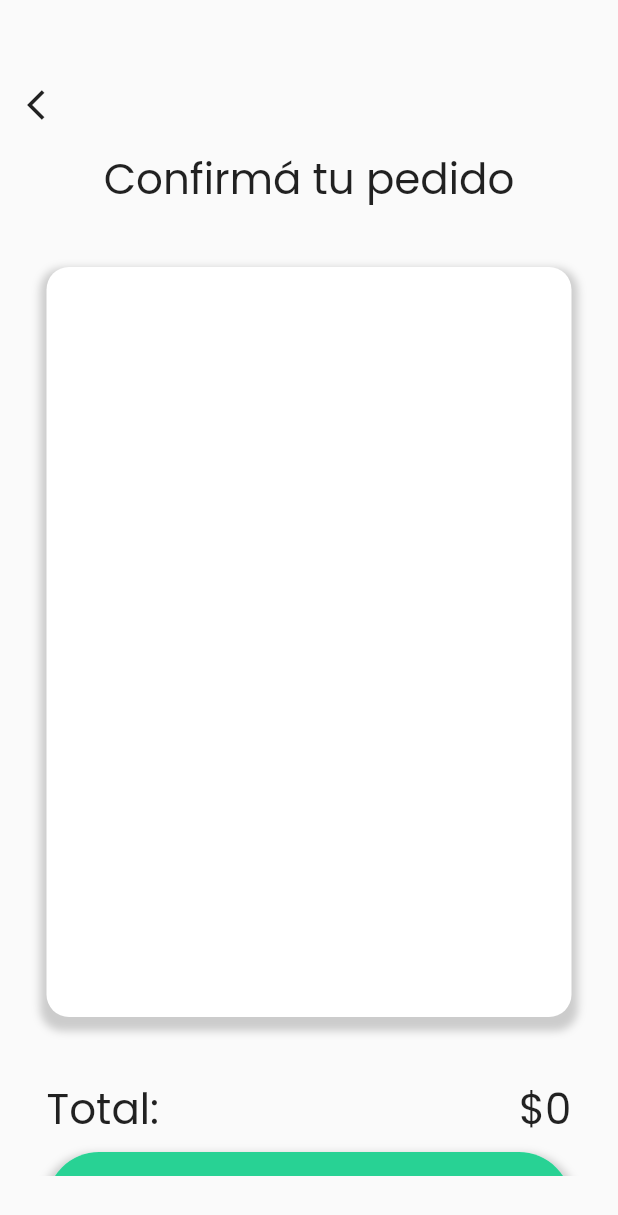
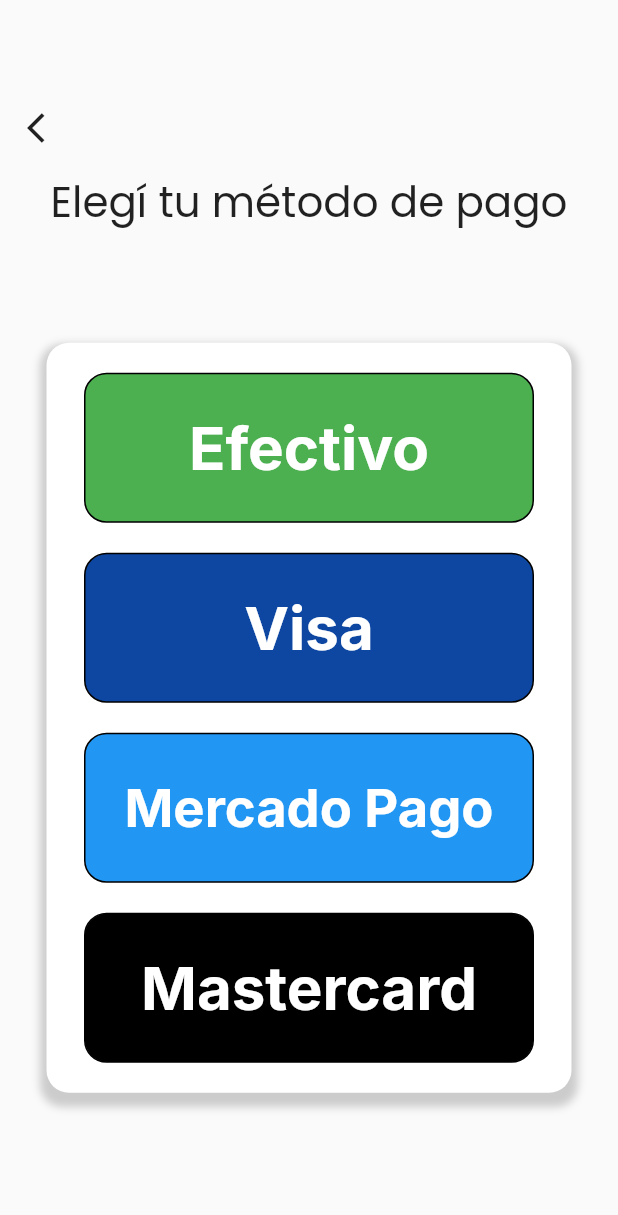
Before and after one commit to jaimeamigo03/billbreaker, a Flutter app: the ConfirmationScreen screen opened directly, after a tap on "Siguiente", on a phone screen of 412 x 824 dp. Shown: the top 1215 px of the screen. Run offline on Flutter 3.47's test engine with Material 2 defaults, Android fonts, the phone set to English and light mode, and no system bars; our stand-ins replace cloud_firestore, firebase_core, flutter_colorpicker, get, google_fonts; accounts and stored records are empty.

Commit message:
App terminada

```diff
--- /dev/null
+++ b/lib/Controllers/checkoutController.dart
@@ -0,0 +1,3 @@
+import 'package:get/get.dart';
+
+class CheckoutController extends GetxController {}
--- /dev/null
+++ b/lib/Controllers/finalController.dart
@@ -0,0 +1,3 @@
+import 'package:get/get.dart';
+
+class FinalController extends GetxController {}
--- /dev/null
+++ b/lib/Controllers/restaurantController.dart
@@ -0,0 +1,3 @@
+import 'package:get/get.dart';
+
+class RestaurantController extends GetxController {}
--- /dev/null
+++ b/lib/Screens/checkoutScreen.dart
@@ -0,0 +1,175 @@
+import 'package:billbreaker/Controllers/checkoutController.dart';
+import 'package:billbreaker/Screens/confirmationScreen.dart';
+import 'package:flutter/material.dart';
+import 'package:flutter/src/widgets/framework.dart';
+import 'package:get/get.dart';
+import 'package:google_fonts/google_fonts.dart';
+
+import '../Controllers/mainController.dart';
+import 'finalScreen.dart';
+
+class checkoutScreen extends GetView<CheckoutController> {
+  final MainController _mainController = Get.find();
+  @override
+  Widget build(context) {
+    return Scaffold(
+        body: Center(
+            child: Padding(
+                padding: const EdgeInsets.only(
+                  top: 50.0,
+                  bottom: 40,
+                ),
+                child: SingleChildScrollView(
+                  child: Column(children: [
+                    Padding(
+                      padding: const EdgeInsets.only(left: 10.0),
+                      child: Row(children: [
+                        IconButton(
+                          alignment: Alignment.topLeft,
+                          icon: Icon(Icons.arrow_back_ios),
+                          onPressed: () {
+                            Get.to(ConfirmationScreen());
+                          },
+                        ),
+                      ]),
+                    ),
+                    Container(
+                      height: 75,
+                      width: double.infinity,
+                      child: Text("Elegí tu método de pago",
+                          textAlign: TextAlign.center,
+                          style: GoogleFonts.poppins(
+                              textStyle: TextStyle(
+                            fontSize: 28,
+                            fontWeight: FontWeight.w400,
+                          ))),
+                    ),
+                    SizedBox(
+                      width: double.infinity,
+                      height: 40,
+                    ),
+                    Container(
+                        width: 350,
+                        height: 500,
+                        decoration: BoxDecoration(
+                            color: Colors.white,
+                            boxShadow: [
+                              BoxShadow(
+                                color: Colors.grey.withOpacity(0.5),
+                                spreadRadius: 4,
+                                blurRadius: 4,
+                                offset: Offset(0, 5),
+                              ),
+                            ],
+                            borderRadius: BorderRadius.circular(15)),
+                        child: Padding(
+                          padding: const EdgeInsets.all(20.0),
+                          child: Column(
+                            children: [
+                              Container(
+                                  height: 100,
+                                  width: 300,
+                                  decoration: BoxDecoration(
+                                      borderRadius: BorderRadius.circular(15),
+                                      border: Border.all(color: Colors.black),
+                                      color: Colors.green),
+                                  child: TextButton(
+                                    onPressed: () {
+                                      _mainController
+                                          .createUser(_mainController.usuario);
+                                    },
+                                    child: Text(
+                                      "Efectivo",
+                                      style: GoogleFonts.inter(
+                                          textStyle: TextStyle(
+                                        color: Colors.white,
+                                        fontSize: 40,
+                                        fontWeight: FontWeight.bold,
+                                      )),
+                                    ),
+                                  )),
+                              SizedBox(
+                                height: 20,
+                              ),
+                              Container(
+                                  height: 100,
+                                  width: 300,
+                                  decoration: BoxDecoration(
+                                      borderRadius: BorderRadius.circular(15),
+                                      border: Border.all(color: Colors.black),
+                                      color: Colors.blue[900]),
+                                  child: TextButton(
+                                    onPressed: () {
+                                      _mainController
+                                          .createUser(_mainController.usuario);
+                                    },
+                                    child: Text(
+                                      "Visa",
+                                      style: GoogleFonts.inter(
+                                          textStyle: TextStyle(
+                                        color: Colors.white,
+                                        fontSize: 40,
+                                        fontWeight: FontWeight.bold,
+                                      )),
+                                    ),
+                                  )),
+                              SizedBox(
+                                height: 20,
+                              ),
+                              Container(
+                                  height: 100,
+                                  width: 300,
+                                  decoration: BoxDecoration(
+                                      borderRadius: BorderRadius.circular(15),
+                                      border: Border.all(color: Colors.black),
+                                      color: Colors.blue),
+                                  child: TextButton(
+                                    onPressed: () {
+                                      _mainController
+                                          .createUser(_mainController.usuario);
+                                    },
+                                    child: Text(
+                                      "Mercado Pago",
+                                      style: GoogleFonts.inter(
+                                          textStyle: TextStyle(
+                                        color: Colors.white,
+                                        fontSize: 35,
+                                        fontWeight: FontWeight.bold,
+                                      )),
+                                    ),
+                                  )),
+                              SizedBox(
+                                height: 20,
+                              ),
+                              Container(
+                                  height: 100,
+                                  width: 300,
+                                  decoration: BoxDecoration(
+                                      borderRadius: BorderRadius.circular(15),
+                                      border: Border.all(color: Colors.black),
+                                      color: Colors.black),
+                                  child: TextButton(
+                                    onPressed: () {
+                                      _mainController
+                                          .createUser(_mainController.usuario);
+                                    },
+                                    child: Text(
+                                      "Mastercard",
+                                      style: GoogleFonts.inter(
+                                          textStyle: TextStyle(
+                                        color: Colors.white,
+                                        fontSize: 40,
+                                        fontWeight: FontWeight.bold,
+                                      )),
+                                    ),
+                                  )),
+                            ],
+                          ),
+                        )),
+                    SizedBox(
+                      height: 40,
+                    ),
+                  ]),
+                ))));
+  }
+}
--- a/lib/Screens/confirmationScreen.dart
+++ b/lib/Screens/confirmationScreen.dart
@@ -1,5 +1,6 @@
 import 'package:billbreaker/Controllers/confirmationController.dart';
 import 'package:billbreaker/Controllers/selectionController.dart';
+import 'package:billbreaker/Screens/checkoutScreen.dart';
 import 'package:billbreaker/Screens/selectionScreen.dart';
 import 'package:flutter/material.dart';
 import 'package:flutter/src/widgets/framework.dart';
@@ -22,8 +23,7 @@
                   bottom: 40,
                 ),
                 child: SingleChildScrollView(
-                  child: Column(
-                      children: [
+                  child: Column(children: [
                     Padding(
                       padding: const EdgeInsets.only(left: 10.0),
                       child: Row(children: [
@@ -72,7 +72,8 @@
                           keepScrollOffset: true,
                         ),
                         child: ListView.builder(
-                          padding: EdgeInsets.only(top: 20, right: 20, left: 20),
+                          padding:
+                              EdgeInsets.only(top: 20, right: 20, left: 20),
                           shrinkWrap: true,
                           itemCount: _mainController.usuario.cart.length,
                           itemBuilder: (BuildContext context, int index) {
@@ -87,13 +88,14 @@
                                           color: Colors.grey, width: 2),
                                     ),
                                     child: Row(
-                                      mainAxisAlignment: MainAxisAlignment.end,
+                                      mainAxisAlignment:
+                                          MainAxisAlignment.start,
                                       children: [
                                         Container(
                                           width: 200,
                                           height: 80,
-                                          padding:
-                                              EdgeInsets.only(top: 10, left: 10),
+                                          padding: EdgeInsets.only(
+                                              top: 10, left: 10),
                                           child: Column(
                                             crossAxisAlignment:
                                                 CrossAxisAlignment.start,
@@ -111,14 +113,17 @@
                                                     "\$ ${_mainController.usuario.cart[index].price}",
                                                     style: GoogleFonts.poppins(
                                                       fontSize: 18,
-                                                      fontWeight: FontWeight.w300,
+                                                      fontWeight:
+                                                          FontWeight.w300,
                                                     )),
                                                 Text(
                                                   " x ${_mainController.usuario.cart[index].selected}",
                                                   style: GoogleFonts.poppins(
                                                       fontSize: 20,
-                                                      fontWeight: FontWeight.w300,
-                                                      textStyle: const TextStyle(
+                                                      fontWeight:
+                                                          FontWeight.w300,
+                                                      textStyle:
+                                                          const TextStyle(
                                                         color: Colors.grey,
                                                       )),
                                                 )
@@ -126,7 +131,9 @@
                                             ],
                                           ),
                                         ),
-                                        SizedBox(height: 40,),
+                                        SizedBox(
+                                          height: 40,
+                                        ),
                                       ],
                                     )),
                                 SizedBox(width: 350, height: 10)
@@ -136,7 +143,9 @@
                         ),
                       ),
                     ),
-                    SizedBox(height: 40,),
+                    SizedBox(
+                      height: 40,
+                    ),
                     Container(
                       alignment: Alignment.center,
                       width: 350,
@@ -188,7 +197,7 @@
                           backgroundColor: Color.fromRGBO(40, 210, 148, 1),
                           elevation: 0,
                           onPressed: () {
-                            Get.to(ConfirmationScreen());
+                            Get.to(checkoutScreen());
                           },
                           label: Text(
                             "Siguiente",
--- a/pubspec.yaml
+++ b/pubspec.yaml
@@ -32,6 +32,7 @@
     sdk: flutter
   get:
   google_fonts: ^4.0.4
+
 
 
   # The following adds the Cupertino Icons font to your application.
```
Also changed, not shown: lib/Controllers/mainController.dart (+24 -10 lines), lib/Controllers/selectionController.dart (+20 -14 lines), lib/Screens/finalScreen.dart (added, +43 -0 lines), lib/Screens/homeScreen.dart (+19 -8 lines), lib/Screens/restaurantScreen.dart (added, +226 -0 lines), lib/Screens/selectionScreen.dart (+18 -11 lines), lib/main.dart (+7 -2 lines), pubspec.lock, 2 other files.
